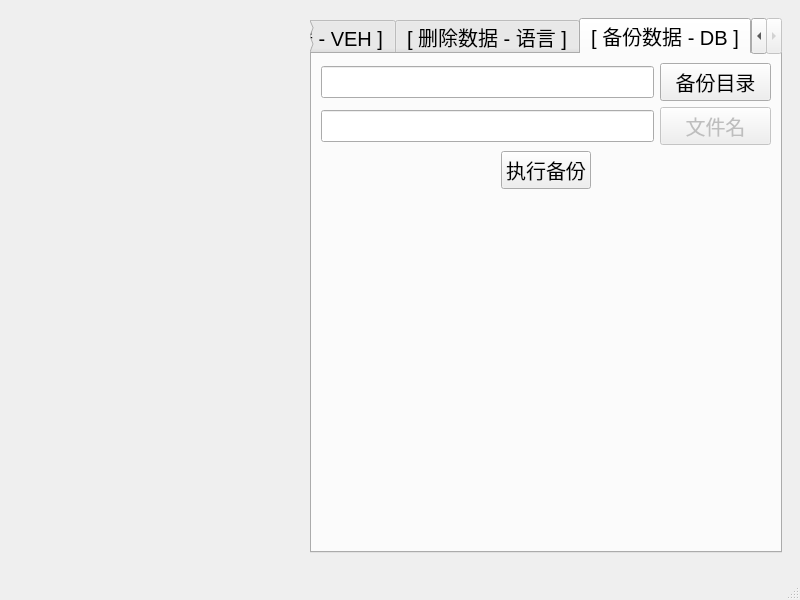
Old version of the form projects/lishi-db-tool/mainwindow.ui in the repository oudream/lishi.
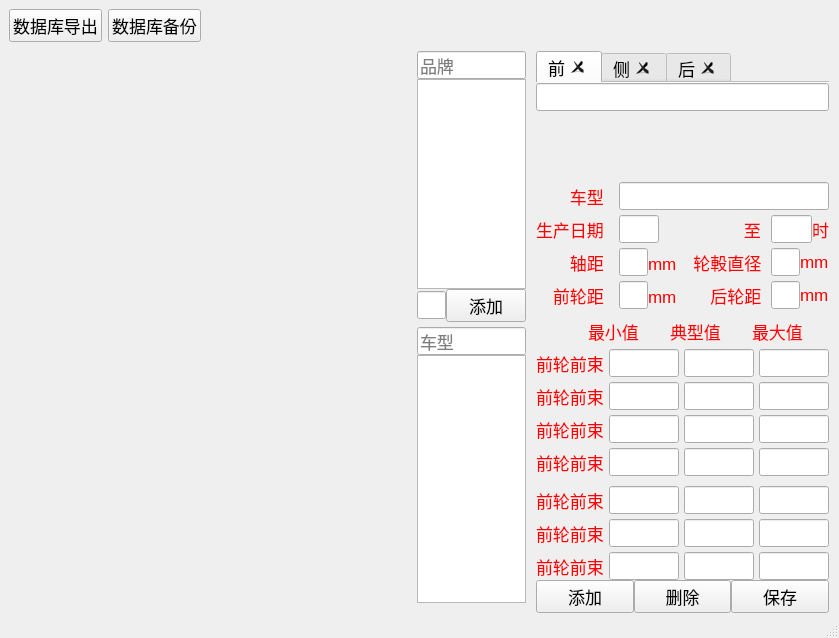
New version of the form.

```diff
--- a/projects/lishi-db-tool/mainwindow.ui
+++ b/projects/lishi-db-tool/mainwindow.ui
@@ -6,250 +6,822 @@
    <rect>
     <x>0</x>
     <y>0</y>
-    <width>800</width>
-    <height>600</height>
+    <width>839</width>
+    <height>638</height>
    </rect>
   </property>
   <property name="font">
    <font>
-    <pointsize>15</pointsize>
+    <pointsize>13</pointsize>
    </font>
   </property>
   <property name="windowTitle">
    <string>力狮 - 数据库工具</string>
   </property>
   <widget class="QWidget" name="centralwidget">
-   <layout class="QHBoxLayout" name="horizontalLayout" stretch="1,1">
+   <layout class="QVBoxLayout" name="verticalLayout_9">
+    <property name="spacing">
+     <number>0</number>
+    </property>
+    <property name="leftMargin">
+     <number>0</number>
+    </property>
+    <property name="topMargin">
+     <number>0</number>
+    </property>
+    <property name="rightMargin">
+     <number>0</number>
+    </property>
+    <property name="bottomMargin">
+     <number>0</number>
+    </property>
     <item>
-     <widget class="QWidget" name="pnLeft" native="true">
-      <layout class="QGridLayout" name="gridLayout_2"/>
+     <widget class="QWidget" name="menuBarTop" native="true">
+      <layout class="QHBoxLayout" name="horizontalLayout_13">
+       <item>
+        <widget class="QPushButton" name="muDbExport">
+         <property name="text">
+          <string>数据库导出</string>
+         </property>
+        </widget>
+       </item>
+       <item>
+        <widget class="QPushButton" name="muDbBackup">
+         <property name="text">
+          <string>数据库备份</string>
+         </property>
+        </widget>
+       </item>
+       <item>
+        <spacer name="horizontalSpacer_6">
+         <property name="orientation">
+          <enum>Qt::Horizontal</enum>
+         </property>
+         <property name="sizeHint" stdset="0">
+          <size>
+           <width>1058</width>
+           <height>20</height>
+          </size>
+         </property>
+        </spacer>
+       </item>
+      </layout>
      </widget>
     </item>
     <item>
-     <widget class="QWidget" name="pnRight" native="true">
-      <layout class="QGridLayout" name="gridLayout">
-       <item row="0" column="0">
-        <widget class="QTabWidget" name="tabWidget">
-         <property name="font">
-          <font>
-           <pointsize>15</pointsize>
-          </font>
+     <layout class="QHBoxLayout" name="horizontalLayout_4" stretch="1,1">
+      <item>
+       <widget class="QWidget" name="pnLeft" native="true">
+        <layout class="QGridLayout" name="gridLayout_2"/>
+       </widget>
+      </item>
+      <item>
+       <widget class="QWidget" name="pnRight" native="true">
+        <layout class="QHBoxLayout" name="horizontalLayout_3" stretch="2,4">
+         <property name="spacing">
+          <number>0</number>
          </property>
-         <property name="tabPosition">
-          <enum>QTabWidget::North</enum>
+         <property name="leftMargin">
+          <number>0</number>
          </property>
-         <property name="tabShape">
-          <enum>QTabWidget::Rounded</enum>
+         <property name="topMargin">
+          <number>0</number>
          </property>
-         <property name="currentIndex">
-          <number>2</number>
+         <property name="rightMargin">
+          <number>0</number>
          </property>
-         <widget class="QWidget" name="dcTab">
-          <attribute name="title">
-           <string>[ 删除数据 - VEH ]</string>
-          </attribute>
-          <layout class="QHBoxLayout" name="horizontalLayout_4" stretch="1,1">
+         <property name="bottomMargin">
+          <number>0</number>
+         </property>
+         <item>
+          <layout class="QVBoxLayout" name="verticalLayout_4">
+           <property name="spacing">
+            <number>0</number>
+           </property>
+           <property name="rightMargin">
+            <number>10</number>
+           </property>
+           <property name="bottomMargin">
+            <number>10</number>
+           </property>
            <item>
-            <layout class="QVBoxLayout" name="verticalLayout">
+            <layout class="QVBoxLayout" name="verticalLayout_2" stretch="0,1,0">
+             <property name="spacing">
+              <number>0</number>
+             </property>
+             <property name="bottomMargin">
+              <number>5</number>
+             </property>
              <item>
-              <layout class="QHBoxLayout" name="horizontalLayout_2">
-               <item>
-                <widget class="QLineEdit" name="dcEd1">
-                 <property name="minimumSize">
-                  <size>
-                   <width>0</width>
-                   <height>0</height>
-                  </size>
-                 </property>
-                 <property name="baseSize">
-                  <size>
-                   <width>0</width>
-                   <height>0</height>
-                  </size>
-                 </property>
-                </widget>
-               </item>
-               <item>
-                <widget class="QPushButton" name="dcBn1">
-                 <property name="minimumSize">
-                  <size>
-                   <width>0</width>
-                   <height>0</height>
-                  </size>
-                 </property>
-                 <property name="baseSize">
-                  <size>
-                   <width>0</width>
-                   <height>0</height>
-                  </size>
-                 </property>
-                 <property name="font">
-                  <font>
-                   <pointsize>16</pointsize>
-                  </font>
-                 </property>
-                 <property name="text">
-                  <string>查询</string>
-                 </property>
-                </widget>
-               </item>
-              </layout>
+              <widget class="QLineEdit" name="dcEd11">
+               <property name="placeholderText">
+                <string>品牌</string>
+               </property>
+              </widget>
              </item>
              <item>
               <widget class="QListWidget" name="dcLw1"/>
              </item>
+             <item>
+              <layout class="QHBoxLayout" name="horizontalLayout">
+               <property name="spacing">
+                <number>0</number>
+               </property>
+               <item>
+                <widget class="QLineEdit" name="dcEd12"/>
+               </item>
+               <item>
+                <widget class="QPushButton" name="dcBn1">
+                 <property name="text">
+                  <string>添加</string>
+                 </property>
+                </widget>
+               </item>
+              </layout>
+             </item>
             </layout>
            </item>
            <item>
-            <layout class="QVBoxLayout" name="verticalLayout_2" stretch="0,1,1">
+            <layout class="QVBoxLayout" name="verticalLayout">
+             <property name="spacing">
+              <number>0</number>
+             </property>
              <item>
-              <layout class="QHBoxLayout" name="horizontalLayout_3">
-               <item>
-                <widget class="QLabel" name="label">
-                 <property name="text">
-                  <string>选择以下数据，点击删除-&gt;</string>
-                 </property>
-                </widget>
-               </item>
-               <item>
-                <widget class="QPushButton" name="dcBn2">
-                 <property name="text">
-                  <string>删除</string>
-                 </property>
-                </widget>
-               </item>
-              </layout>
+              <widget class="QLineEdit" name="dcEd21">
+               <property name="minimumSize">
+                <size>
+                 <width>0</width>
+                 <height>0</height>
+                </size>
+               </property>
+               <property name="baseSize">
+                <size>
+                 <width>0</width>
+                 <height>0</height>
+                </size>
+               </property>
+               <property name="placeholderText">
+                <string>车型</string>
+               </property>
+              </widget>
              </item>
              <item>
               <widget class="QListWidget" name="dcLw2"/>
              </item>
-             <item>
-              <widget class="QWidget" name="widget" native="true"/>
-             </item>
             </layout>
            </item>
           </layout>
-         </widget>
-         <widget class="QWidget" name="dlTab">
-          <attribute name="title">
-           <string>[ 删除数据 - 语言 ]</string>
-          </attribute>
-          <layout class="QVBoxLayout" name="verticalLayout_3">
-           <item>
-            <layout class="QHBoxLayout" name="horizontalLayout_5">
-             <item>
-              <widget class="QLabel" name="label_2">
-               <property name="text">
-                <string>选择以下数据，点击删除-&gt;</string>
-               </property>
+         </item>
+         <item>
+          <widget class="QWidget" name="widget_3" native="true">
+           <layout class="QVBoxLayout" name="verticalLayout_3" stretch="12,19,2">
+            <property name="spacing">
+             <number>0</number>
+            </property>
+            <property name="leftMargin">
+             <number>0</number>
+            </property>
+            <property name="topMargin">
+             <number>0</number>
+            </property>
+            <property name="rightMargin">
+             <number>10</number>
+            </property>
+            <property name="bottomMargin">
+             <number>0</number>
+            </property>
+            <item>
+             <widget class="QTabWidget" name="tabWidget">
+              <property name="tabPosition">
+               <enum>QTabWidget::North</enum>
+              </property>
+              <property name="tabShape">
+               <enum>QTabWidget::Rounded</enum>
+              </property>
+              <property name="currentIndex">
+               <number>0</number>
+              </property>
+              <property name="documentMode">
+               <bool>true</bool>
+              </property>
+              <property name="tabsClosable">
+               <bool>true</bool>
+              </property>
+              <property name="movable">
+               <bool>false</bool>
+              </property>
+              <property name="tabBarAutoHide">
+               <bool>false</bool>
+              </property>
+              <widget class="QWidget" name="tab">
+               <attribute name="title">
+                <string>前</string>
+               </attribute>
+               <layout class="QGridLayout" name="gridLayout">
+                <property name="leftMargin">
+                 <number>0</number>
+                </property>
+                <property name="topMargin">
+                 <number>0</number>
+                </property>
+                <property name="rightMargin">
+                 <number>0</number>
+                </property>
+                <property name="bottomMargin">
+                 <number>0</number>
+                </property>
+                <property name="spacing">
+                 <number>0</number>
+                </property>
+                <item row="1" column="0">
+                 <widget class="QLabel" name="dcImage1">
+                  <property name="sizePolicy">
+                   <sizepolicy hsizetype="MinimumExpanding" vsizetype="MinimumExpanding">
+                    <horstretch>0</horstretch>
+                    <verstretch>0</verstretch>
+                   </sizepolicy>
+                  </property>
+                  <property name="text">
+                   <string/>
+                  </property>
+                 </widget>
+                </item>
+                <item row="0" column="0">
+                 <widget class="QLineEdit" name="dcImageEd1"/>
+                </item>
+               </layout>
               </widget>
-             </item>
-             <item>
-              <widget class="QPushButton" name="dlBn1">
-               <property name="text">
-                <string>删除</string>
-               </property>
+              <widget class="QWidget" name="tab_2">
+               <attribute name="title">
+                <string>侧</string>
+               </attribute>
+               <layout class="QGridLayout" name="gridLayout_3">
+                <property name="leftMargin">
+                 <number>0</number>
+                </property>
+                <property name="topMargin">
+                 <number>0</number>
+                </property>
+                <property name="rightMargin">
+                 <number>0</number>
+                </property>
+                <property name="bottomMargin">
+                 <number>0</number>
+                </property>
+                <property name="spacing">
+                 <number>0</number>
+                </property>
+                <item row="1" column="0">
+                 <widget class="QLabel" name="dcImage2">
+                  <property name="text">
+                   <string/>
+                  </property>
+                 </widget>
+                </item>
+                <item row="0" column="0">
+                 <widget class="QLineEdit" name="dcImageEd2"/>
+                </item>
+               </layout>
               </widget>
-             </item>
-            </layout>
-           </item>
-           <item>
-            <widget class="QListWidget" name="dlLw1"/>
-           </item>
-          </layout>
-         </widget>
-         <widget class="QWidget" name="buTab">
-          <attribute name="title">
-           <string>[ 备份数据 - DB ]</string>
-          </attribute>
-          <layout class="QVBoxLayout" name="verticalLayout_4">
-           <item>
-            <layout class="QHBoxLayout" name="horizontalLayout_6" stretch="3,1">
-             <item>
-              <widget class="QLineEdit" name="buPathEd"/>
-             </item>
-             <item>
-              <widget class="QPushButton" name="buPathBn">
-               <property name="text">
-                <string>备份目录</string>
-               </property>
+              <widget class="QWidget" name="tab_3">
+               <attribute name="title">
+                <string>后</string>
+               </attribute>
+               <layout class="QGridLayout" name="gridLayout_4">
+                <property name="leftMargin">
+                 <number>0</number>
+                </property>
+                <property name="topMargin">
+                 <number>0</number>
+                </property>
+                <property name="rightMargin">
+                 <number>0</number>
+                </property>
+                <property name="bottomMargin">
+                 <number>0</number>
+                </property>
+                <property name="spacing">
+                 <number>0</number>
+                </property>
+                <item row="1" column="0">
+                 <widget class="QLabel" name="dcImage3">
+                  <property name="text">
+                   <string/>
+                  </property>
+                 </widget>
+                </item>
+                <item row="0" column="0">
+                 <widget class="QLineEdit" name="dcImageEd3"/>
+                </item>
+               </layout>
               </widget>
-             </item>
-            </layout>
-           </item>
-           <item>
-            <layout class="QHBoxLayout" name="horizontalLayout_7" stretch="3,1">
-             <item>
-              <widget class="QLineEdit" name="buFileNameEd"/>
-             </item>
-             <item>
-              <widget class="QPushButton" name="pushButton_2">
-               <property name="enabled">
-                <bool>false</bool>
+             </widget>
+            </item>
+            <item>
+             <widget class="QWidget" name="widget" native="true">
+              <layout class="QVBoxLayout" name="verticalLayout_8">
+               <property name="spacing">
+                <number>0</number>
                </property>
-               <property name="text">
-                <string>文件名</string>
+               <property name="leftMargin">
+                <number>0</number>
                </property>
-              </widget>
-             </item>
-            </layout>
-           </item>
-           <item>
-            <layout class="QHBoxLayout" name="horizontalLayout_8" stretch="2,1,2">
-             <item>
-              <spacer name="horizontalSpacer">
-               <property name="orientation">
-                <enum>Qt::Horizontal</enum>
+               <property name="topMargin">
+                <number>0</number>
                </property>
-               <property name="sizeHint" stdset="0">
-                <size>
-                 <width>40</width>
-                 <height>20</height>
-                </size>
+               <property name="rightMargin">
+                <number>0</number>
                </property>
-              </spacer>
-             </item>
-             <item>
-              <widget class="QPushButton" name="buRunBn">
-               <property name="text">
-                <string>执行备份</string>
+               <property name="bottomMargin">
+                <number>0</number>
                </property>
-              </widget>
-             </item>
-             <item>
-              <spacer name="horizontalSpacer_2">
-               <property name="orientation">
-                <enum>Qt::Horizontal</enum>
-               </property>
-               <property name="sizeHint" stdset="0">
-                <size>
-                 <width>40</width>
-                 <height>20</height>
-                </size>
-               </property>
-              </spacer>
-             </item>
-            </layout>
-           </item>
-           <item>
-            <spacer name="verticalSpacer">
-             <property name="orientation">
-              <enum>Qt::Vertical</enum>
-             </property>
-             <property name="sizeHint" stdset="0">
-              <size>
-               <width>20</width>
-               <height>40</height>
-              </size>
-             </property>
-            </spacer>
-           </item>
-          </layout>
-         </widget>
-        </widget>
-       </item>
-      </layout>
-     </widget>
+               <item>
+                <layout class="QVBoxLayout" name="verticalLayout_7">
+                 <property name="spacing">
+                  <number>5</number>
+                 </property>
+                 <property name="bottomMargin">
+                  <number>10</number>
+                 </property>
+                 <item>
+                  <layout class="QHBoxLayout" name="horizontalLayout_14">
+                   <property name="spacing">
+                    <number>0</number>
+                   </property>
+                   <item>
+                    <widget class="QLabel" name="label_14">
+                     <property name="styleSheet">
+                      <string notr="true">color : red;</string>
+                     </property>
+                     <property name="text">
+                      <string>　　车型   </string>
+                     </property>
+                    </widget>
+                   </item>
+                   <item>
+                    <widget class="QLineEdit" name="dcEd31"/>
+                   </item>
+                  </layout>
+                 </item>
+                 <item>
+                  <layout class="QHBoxLayout" name="horizontalLayout_15">
+                   <property name="spacing">
+                    <number>0</number>
+                   </property>
+                   <item>
+                    <widget class="QLabel" name="label_15">
+                     <property name="styleSheet">
+                      <string notr="true">color : red;</string>
+                     </property>
+                     <property name="text">
+                      <string>生产日期   </string>
+                     </property>
+                    </widget>
+                   </item>
+                   <item>
+                    <widget class="QLineEdit" name="dcEd32"/>
+                   </item>
+                   <item>
+                    <widget class="QLabel" name="label_20">
+                     <property name="styleSheet">
+                      <string notr="true">color : red;</string>
+                     </property>
+                     <property name="text">
+                      <string>　　　　　至  </string>
+                     </property>
+                    </widget>
+                   </item>
+                   <item>
+                    <widget class="QLineEdit" name="dcEd33"/>
+                   </item>
+                   <item>
+                    <widget class="QLabel" name="label_21">
+                     <property name="styleSheet">
+                      <string notr="true">color : red;</string>
+                     </property>
+                     <property name="text">
+                      <string>时</string>
+                     </property>
+                    </widget>
+                   </item>
+                  </layout>
+                 </item>
+                 <item>
+                  <layout class="QHBoxLayout" name="horizontalLayout_16">
+                   <property name="spacing">
+                    <number>0</number>
+                   </property>
+                   <item>
+                    <widget class="QLabel" name="label_16">
+                     <property name="styleSheet">
+                      <string notr="true">color : red;</string>
+                     </property>
+                     <property name="text">
+                      <string>　　轴距   </string>
+                     </property>
+                    </widget>
+                   </item>
+                   <item>
+                    <widget class="QLineEdit" name="dcEd34"/>
+                   </item>
+                   <item>
+                    <widget class="QLabel" name="label_18">
+                     <property name="styleSheet">
+                      <string notr="true">color : red;</string>
+                     </property>
+                     <property name="text">
+                      <string>mm　轮軗直径  </string>
+                     </property>
+                    </widget>
+                   </item>
+                   <item>
+                    <widget class="QLineEdit" name="dcEd35"/>
+                   </item>
+                   <item>
+                    <widget class="QLabel" name="label_19">
+                     <property name="styleSheet">
+                      <string notr="true">color : red;</string>
+                     </property>
+                     <property name="text">
+                      <string>mm</string>
+                     </property>
+                    </widget>
+                   </item>
+                  </layout>
+                 </item>
+                 <item>
+                  <layout class="QHBoxLayout" name="horizontalLayout_17">
+                   <property name="spacing">
+                    <number>0</number>
+                   </property>
+                   <item>
+                    <widget class="QLabel" name="label_17">
+                     <property name="styleSheet">
+                      <string notr="true">color : red;</string>
+                     </property>
+                     <property name="text">
+                      <string>　前轮距   </string>
+                     </property>
+                    </widget>
+                   </item>
+                   <item>
+                    <widget class="QLineEdit" name="dcEd36"/>
+                   </item>
+                   <item>
+                    <widget class="QLabel" name="label_12">
+                     <property name="styleSheet">
+                      <string notr="true">color : red;</string>
+                     </property>
+                     <property name="text">
+                      <string>mm　　后轮距  </string>
+                     </property>
+                    </widget>
+                   </item>
+                   <item>
+                    <widget class="QLineEdit" name="dcEd37"/>
+                   </item>
+                   <item>
+                    <widget class="QLabel" name="label_13">
+                     <property name="styleSheet">
+                      <string notr="true">color : red;</string>
+                     </property>
+                     <property name="text">
+                      <string>mm</string>
+                     </property>
+                    </widget>
+                   </item>
+                  </layout>
+                 </item>
+                </layout>
+               </item>
+               <item>
+                <layout class="QVBoxLayout" name="verticalLayout_5">
+                 <property name="spacing">
+                  <number>5</number>
+                 </property>
+                 <property name="bottomMargin">
+                  <number>10</number>
+                 </property>
+                 <item>
+                  <layout class="QHBoxLayout" name="horizontalLayout_12" stretch="1,1,1,1,1,1,1,1">
+                   <item>
+                    <spacer name="horizontalSpacer_3">
+                     <property name="orientation">
+                      <enum>Qt::Horizontal</enum>
+                     </property>
+                     <property name="sizeHint" stdset="0">
+                      <size>
+                       <width>40</width>
+                       <height>20</height>
+                      </size>
+                     </property>
+                    </spacer>
+                   </item>
+                   <item>
+                    <spacer name="horizontalSpacer_5">
+                     <property name="orientation">
+                      <enum>Qt::Horizontal</enum>
+                     </property>
+                     <property name="sizeHint" stdset="0">
+                      <size>
+                       <width>40</width>
+                       <height>20</height>
+                      </size>
+                     </property>
+                    </spacer>
+                   </item>
+                   <item>
+                    <widget class="QLabel" name="label_8">
+                     <property name="styleSheet">
+                      <string notr="true">color : red;</string>
+                     </property>
+                     <property name="text">
+                      <string>最小值</string>
+                     </property>
+                    </widget>
+                   </item>
+                   <item>
+                    <spacer name="horizontalSpacer_2">
+                     <property name="orientation">
+                      <enum>Qt::Horizontal</enum>
+                     </property>
+                     <property name="sizeHint" stdset="0">
+                      <size>
+                       <width>40</width>
+                       <height>20</height>
+                      </size>
+                     </property>
+                    </spacer>
+                   </item>
+                   <item>
+                    <widget class="QLabel" name="label_9">
+                     <property name="styleSheet">
+                      <string notr="true">color : red;</string>
+                     </property>
+                     <property name="text">
+                      <string>典型值</string>
+                     </property>
+                    </widget>
+                   </item>
+                   <item>
+                    <spacer name="horizontalSpacer">
+                     <property name="orientation">
+                      <enum>Qt::Horizontal</enum>
+                     </property>
+                     <property name="sizeHint" stdset="0">
+                      <size>
+                       <width>40</width>
+                       <height>20</height>
+                      </size>
+                     </property>
+                    </spacer>
+                   </item>
+                   <item>
+                    <widget class="QLabel" name="label_10">
+                     <property name="styleSheet">
+                      <string notr="true">color : red;</string>
+                     </property>
+                     <property name="text">
+                      <string>最大值</string>
+                     </property>
+                    </widget>
+                   </item>
+                   <item>
+                    <spacer name="horizontalSpacer_4">
+                     <property name="orientation">
+                      <enum>Qt::Horizontal</enum>
+                     </property>
+                     <property name="sizeHint" stdset="0">
+                      <size>
+                       <width>40</width>
+                       <height>20</height>
+                      </size>
+                     </property>
+                    </spacer>
+                   </item>
+                  </layout>
+                 </item>
+                 <item>
+                  <layout class="QHBoxLayout" name="horizontalLayout_5">
+                   <item>
+                    <widget class="QLabel" name="label">
+                     <property name="styleSheet">
+                      <string notr="true">color : red;</string>
+                     </property>
+                     <property name="text">
+                      <string>前轮前束</string>
+                     </property>
+                    </widget>
+                   </item>
+                   <item>
+                    <widget class="QLineEdit" name="dcEd41"/>
+                   </item>
+                   <item>
+                    <widget class="QLineEdit" name="dcEd42"/>
+                   </item>
+                   <item>
+                    <widget class="QLineEdit" name="dcEd43"/>
+                   </item>
+                  </layout>
+                 </item>
+                 <item>
+                  <layout class="QHBoxLayout" name="horizontalLayout_6">
+                   <item>
+                    <widget class="QLabel" name="label_2">
+                     <property name="styleSheet">
+                      <string notr="true">color : red;</string>
+                     </property>
+                     <property name="text">
+                      <string>前轮前束</string>
+                     </property>
+                    </widget>
+                   </item>
+                   <item>
+                    <widget class="QLineEdit" name="dcEd44"/>
+                   </item>
+                   <item>
+                    <widget class="QLineEdit" name="dcEd45"/>
+                   </item>
+                   <item>
+                    <widget class="QLineEdit" name="dcEd46"/>
+                   </item>
+                  </layout>
+                 </item>
+                 <item>
+                  <layout class="QHBoxLayout" name="horizontalLayout_7">
+                   <item>
+                    <widget class="QLabel" name="label_3">
+                     <property name="styleSheet">
+                      <string notr="true">color : red;</string>
+                     </property>
+                     <property name="text">
+                      <string>前轮前束</string>
+                     </property>
+                    </widget>
+                   </item>
+                   <item>
+                    <widget class="QLineEdit" name="dcEd47"/>
+                   </item>
+                   <item>
+                    <widget class="QLineEdit" name="dcEd48"/>
+                   </item>
+                   <item>
+                    <widget class="QLineEdit" name="dcEd49"/>
+                   </item>
+                  </layout>
+                 </item>
+                 <item>
+                  <layout class="QHBoxLayout" name="horizontalLayout_8">
+                   <item>
+                    <widget class="QLabel" name="label_4">
+                     <property name="styleSheet">
+                      <string notr="true">color : red;</string>
+                     </property>
+                     <property name="text">
+                      <string>前轮前束</string>
+                     </property>
+                    </widget>
+                   </item>
+                   <item>
+                    <widget class="QLineEdit" name="dcEd4a"/>
+                   </item>
+                   <item>
+                    <widget class="QLineEdit" name="dcEd4b"/>
+                   </item>
+                   <item>
+                    <widget class="QLineEdit" name="dcEd4c"/>
+                   </item>
+                  </layout>
+                 </item>
+                </layout>
+               </item>
+               <item>
+                <layout class="QVBoxLayout" name="verticalLayout_6">
+                 <property name="spacing">
+                  <number>5</number>
+                 </property>
+                 <item>
+                  <layout class="QHBoxLayout" name="horizontalLayout_9">
+                   <item>
+                    <widget class="QLabel" name="label_5">
+                     <property name="styleSheet">
+                      <string notr="true">color : red;</string>
+                     </property>
+                     <property name="text">
+                      <string>前轮前束</string>
+                     </property>
+                    </widget>
+                   </item>
+                   <item>
+                    <widget class="QLineEdit" name="dcEd51"/>
+                   </item>
+                   <item>
+                    <widget class="QLineEdit" name="dcEd52"/>
+                   </item>
+                   <item>
+                    <widget class="QLineEdit" name="dcEd53"/>
+                   </item>
+                  </layout>
+                 </item>
+                 <item>
+                  <layout class="QHBoxLayout" name="horizontalLayout_10">
+                   <item>
+                    <widget class="QLabel" name="label_6">
+                     <property name="styleSheet">
+                      <string notr="true">color : red;</string>
+                     </property>
+                     <property name="text">
+                      <string>前轮前束</string>
+                     </property>
+                    </widget>
+                   </item>
+                   <item>
+                    <widget class="QLineEdit" name="dcEd54"/>
+                   </item>
+                   <item>
+                    <widget class="QLineEdit" name="dcEd55"/>
+                   </item>
+                   <item>
+                    <widget class="QLineEdit" name="dcEd56"/>
+                   </item>
+                  </layout>
+                 </item>
+                 <item>
+                  <layout class="QHBoxLayout" name="horizontalLayout_11">
+                   <item>
+                    <widget class="QLabel" name="label_7">
+                     <property name="styleSheet">
+                      <string notr="true">color : red;</string>
+                     </property>
+                     <property name="text">
+                      <string>前轮前束</string>
+                     </property>
+                    </widget>
+                   </item>
+                   <item>
+                    <widget class="QLineEdit" name="dcEd57"/>
+                   </item>
+                   <item>
+                    <widget class="QLineEdit" name="dcEd58"/>
+                   </item>
+                   <item>
+                    <widget class="QLineEdit" name="dcEd59"/>
+                   </item>
+                  </layout>
+                 </item>
+                 <item>
+                  <spacer name="verticalSpacer">
+                   <property name="orientation">
+                    <enum>Qt::Vertical</enum>
+                   </property>
+                   <property name="sizeHint" stdset="0">
+                    <size>
+                     <width>20</width>
+                     <height>40</height>
+                    </size>
+                   </property>
+                  </spacer>
+                 </item>
+                </layout>
+               </item>
+              </layout>
+             </widget>
+            </item>
+            <item>
+             <layout class="QHBoxLayout" name="horizontalLayout_2">
+              <property name="spacing">
+               <number>0</number>
+              </property>
+              <item>
+               <widget class="QPushButton" name="dcBn61">
+                <property name="text">
+                 <string>添加</string>
+                </property>
+               </widget>
+              </item>
+              <item>
+               <widget class="QPushButton" name="dcBn62">
+                <property name="text">
+                 <string>删除</string>
+                </property>
+               </widget>
+              </item>
+              <item>
+               <widget class="QPushButton" name="dcBn63">
+                <property name="text">
+                 <string>保存</string>
+                </property>
+               </widget>
+              </item>
+             </layout>
+            </item>
+           </layout>
+          </widget>
+         </item>
+        </layout>
+       </widget>
+      </item>
+     </layout>
     </item>
    </layout>
   </widget>
```
Left out of the diff: 19 changed lines with no effect on the pictures.
